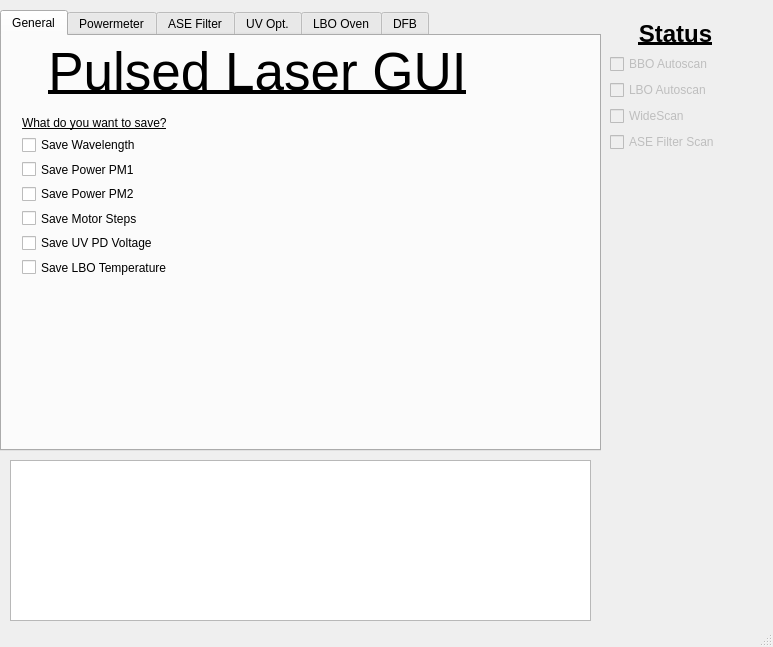
This is pulsed_laser_interface.ui in XenoBene/PulsedLaserGUI as Qt 5 draws it before an edit. The edited form follows.
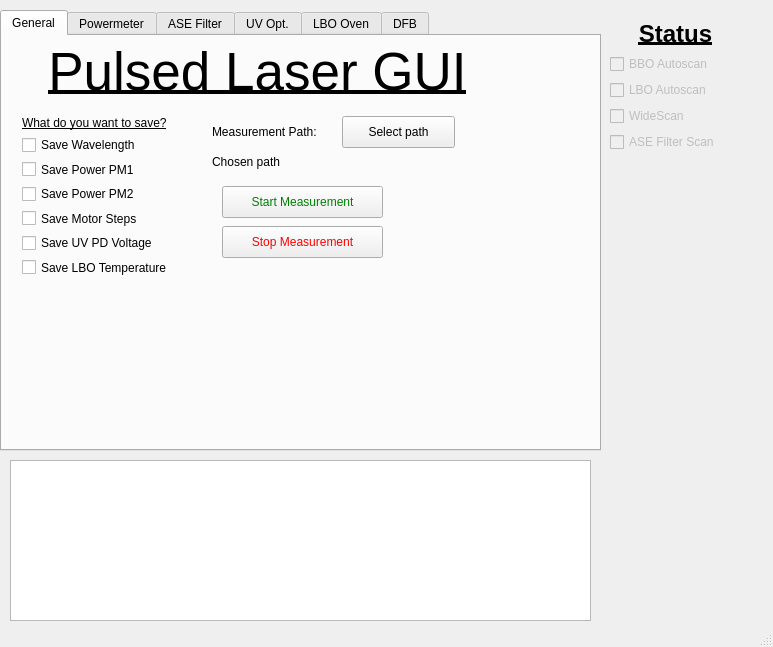
This is the edited form.

Commit message: First idea implemented on how to write the data. Right now, whenever a value changes somewhere in the GUI, a signal is sent. Then an attribute in GUI.py changes

What changed in the file:
```diff
--- a/pulsed_laser_interface.ui
+++ b/pulsed_laser_interface.ui
@@ -136,6 +136,80 @@
        </item>
       </layout>
      </widget>
+     <widget class="QPushButton" name="general_button_startMeasurement">
+      <property name="geometry">
+       <rect>
+        <x>220</x>
+        <y>150</y>
+        <width>161</width>
+        <height>32</height>
+       </rect>
+      </property>
+      <property name="autoFillBackground">
+       <bool>false</bool>
+      </property>
+      <property name="styleSheet">
+       <string notr="true">color: green</string>
+      </property>
+      <property name="text">
+       <string>Start Measurement</string>
+      </property>
+     </widget>
+     <widget class="QPushButton" name="general_button_stopMeasurement">
+      <property name="geometry">
+       <rect>
+        <x>220</x>
+        <y>190</y>
+        <width>161</width>
+        <height>32</height>
+       </rect>
+      </property>
+      <property name="styleSheet">
+       <string notr="true">color: red</string>
+      </property>
+      <property name="text">
+       <string>Stop Measurement</string>
+      </property>
+     </widget>
+     <widget class="QPushButton" name="general_button_selectPath">
+      <property name="geometry">
+       <rect>
+        <x>340</x>
+        <y>80</y>
+        <width>113</width>
+        <height>32</height>
+       </rect>
+      </property>
+      <property name="text">
+       <string>Select path</string>
+      </property>
+     </widget>
+     <widget class="QLabel" name="label_17">
+      <property name="geometry">
+       <rect>
+        <x>210</x>
+        <y>80</y>
+        <width>141</width>
+        <height>31</height>
+       </rect>
+      </property>
+      <property name="text">
+       <string>Measurement Path:</string>
+      </property>
+     </widget>
+     <widget class="QLabel" name="general_label_chosenPath">
+      <property name="geometry">
+       <rect>
+        <x>210</x>
+        <y>110</y>
+        <width>301</width>
+        <height>31</height>
+       </rect>
+      </property>
+      <property name="text">
+       <string>Chosen path</string>
+      </property>
+     </widget>
     </widget>
     <widget class="QWidget" name="tab_2">
      <attribute name="title">
```
The commit also changes 2 other files.
